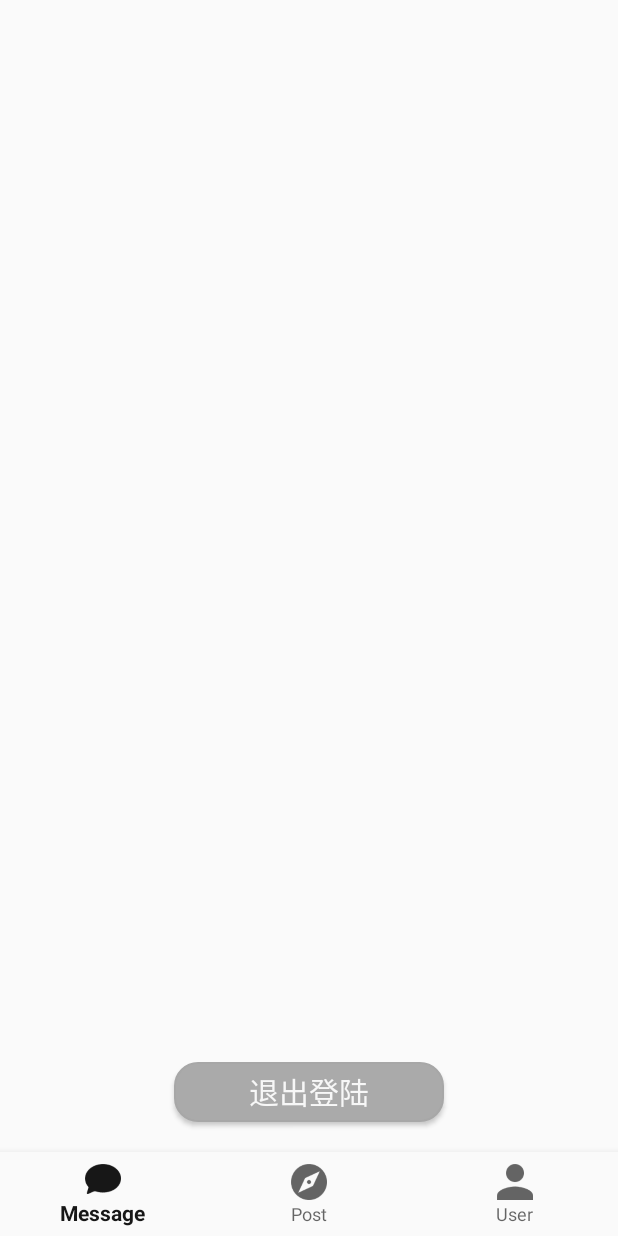
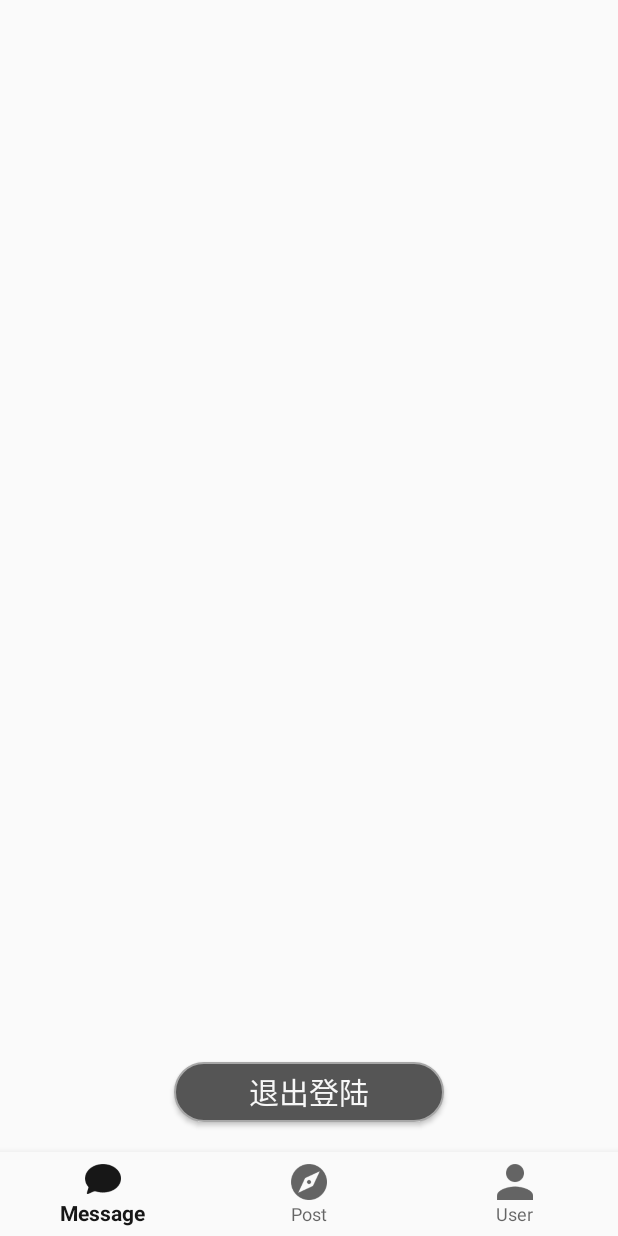
Before and after one commit to LifeLine-Midnight/Midnight-Android, an Android app: the layout user_page.xml on its own in the app's theme, with its tools: preview values and no code run, on a phone screen of 412 x 824 dp. Run offline under Robolectric (Android 15) with nearby library versions, the phone set to English and light mode, and no system bars.

```diff
--- a/app/src/main/res/drawable/round_corner_button.xml
+++ b/app/src/main/res/drawable/round_corner_button.xml
@@ -1,7 +1,7 @@
 <?xml version="1.0" encoding="utf-8"?>
 <shape xmlns:android="http://schemas.android.com/apk/res/android">
-     <solid android:color="#aaaaaa" />
-     <corners android:radius="15dp" />
+     <solid android:color="#555555" />
+     <corners android:radius="20dp" />
     <stroke android:color="#a7a7a7"
         android:width="1dp"></stroke>
      <padding android:left="5dp"
```
Also changed, not shown: app/src/main/res/drawable/round_corner_input.xml (+4 -4 lines), app/src/main/res/drawable/title.PNG (added).
